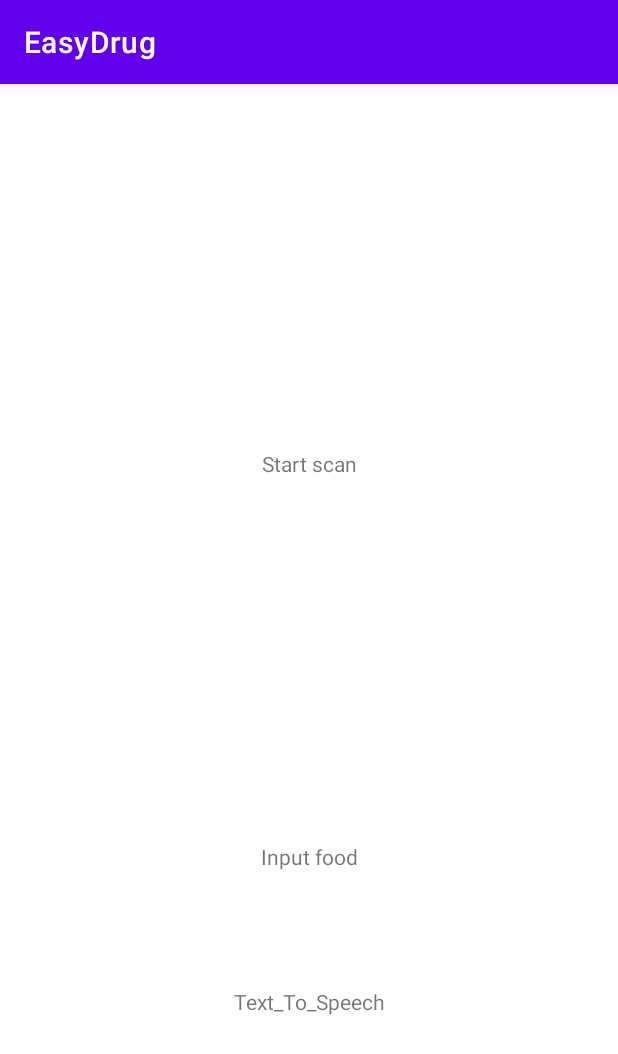
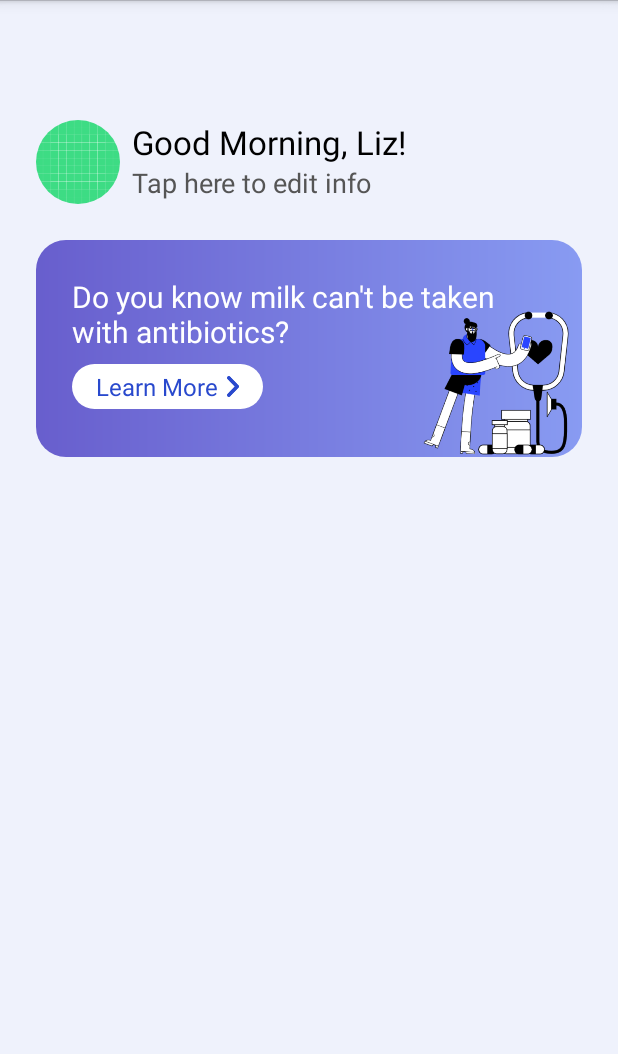
Before and after one commit to Bobkong/Easy-Drug-Android, an Android app: the screen it shows after launch (MainActivity), on a phone screen of 412 x 824 dp. Shown: the top 1054 px of the screen. Run offline under Robolectric (Android 15) with nearby library versions, the phone set to English and light mode, and no system bars; libraries missing offline, so code that uses them is left out: com.microsoft.cognitiveservices.

Commit message:
Main activity development

```diff
--- a/EasyDrug/app/build.gradle
+++ b/EasyDrug/app/build.gradle
@@ -50,4 +50,8 @@ dependencies {
     implementation 'com.github.bingoogolapple.BGAQRCode-Android:zbar:1.3.8'
     // Azure Speech SDK
     implementation 'com.microsoft.cognitiveservices.speech:client-sdk:1.21.0'
+    // glide
+    implementation ("com.github.bumptech.glide:glide:4.11.0") {
+        exclude group: "com.android.support"
+    }
 }
--- a/EasyDrug/app/src/main/AndroidManifest.xml
+++ b/EasyDrug/app/src/main/AndroidManifest.xml
@@ -22,7 +22,9 @@
         android:theme="@style/Theme.EasyDrug">
         <activity
             android:name=".MainActivity"
-            android:exported="true">
+            android:exported="true"
+
+            android:theme="@style/NoActionBar">
             <intent-filter>
                 <action android:name="android.intent.action.MAIN" />
 
--- a/EasyDrug/app/src/main/java/com/example/easydrug/MainActivity.kt
+++ b/EasyDrug/app/src/main/java/com/example/easydrug/MainActivity.kt
@@ -1,11 +1,13 @@
 package com.example.easydrug
 
 import android.Manifest
+import android.app.Activity
 import android.content.Intent
 import android.content.pm.PackageManager
 import android.net.Uri
 import android.os.Bundle
 import android.provider.Settings
+import android.widget.ImageView
 import android.widget.TextView
 import android.widget.Toast
 import androidx.appcompat.app.AppCompatActivity
@@ -13,37 +15,29 @@ import androidx.core.app.ActivityCompat
 import com.microsoft.cognitiveservices.speech.*
 
 
-class MainActivity : AppCompatActivity() {
+class MainActivity : Activity() {
 
     private val TAG = "MainActivity"
-    private var startScan: TextView? = null
-    private var inputFood: TextView? = null
-    private var textToSpeech: TextView? = null
+    private var userAvatar: ImageView? = null
 
     override fun onCreate(savedInstanceState: Bundle?) {
         super.onCreate(savedInstanceState)
         setContentView(R.layout.activity_main)
-        startScan = findViewById<TextView>(R.id.start_scan)
-        inputFood = findViewById<TextView>(R.id.input_food)
-        textToSpeech = findViewById<TextView>(R.id.text_to_speech)
+        userAvatar = findViewById(R.id.user_avatar)
 
-        startScan?.setOnClickListener {
-            if(ActivityCompat.checkSelfPermission(this, Manifest.permission.CAMERA)
-                != PackageManager.PERMISSION_GRANTED){
-                ActivityCompat.requestPermissions(this, arrayOf(Manifest.permission.CAMERA),1);
-            } else {
-                startActivity(Intent(this, ScanDrugActivity::class.java))
-            }
-
-        }
-
-        inputFood?.setOnClickListener {
-            startActivity(Intent(this, SpeechFoodActivity::class.java))
-        }
-
-        textToSpeech?.setOnClickListener {
-            startActivity(Intent(this, TextToSpeechActivity::class.java))
-        }
+//        startScan?.setOnClickListener {
+//            if(ActivityCompat.checkSelfPermission(this, Manifest.permission.CAMERA)
+//                != PackageManager.PERMISSION_GRANTED){
+//                ActivityCompat.requestPermissions(this, arrayOf(Manifest.permission.CAMERA),1);
+//            } else {
+//                startActivity(Intent(this, ScanDrugActivity::class.java))
+//            }
+//
+//        }
+//
+//        inputFood?.setOnClickListener {
+//            startActivity(Intent(this, SpeechFoodActivity::class.java))
+//        }
 
 //        SignService.getInstance().signUp("123", "123").observeOn(AndroidSchedulers.mainThread())
 //            .subscribe {
@@ -69,7 +63,6 @@ class MainActivity : AppCompatActivity() {
 //            .subscribe {
 //                Log.i(TAG, it.string())
 //            }
-
 
     }
 
--- a/EasyDrug/app/src/main/java/com/example/easydrug/ScanDrugActivity.kt
+++ b/EasyDrug/app/src/main/java/com/example/easydrug/ScanDrugActivity.kt
@@ -1,5 +1,6 @@
 package com.example.easydrug
 
+import android.app.Activity
 import android.os.Bundle
 import android.os.Vibrator
 import android.widget.Toast
@@ -9,7 +10,7 @@ import cn.bingoogolapple.qrcode.zbar.ZBarView
 import com.example.easydrug.NetService.Api.DrugLookUpService
 import io.reactivex.android.schedulers.AndroidSchedulers
 
-class ScanDrugActivity: AppCompatActivity(), QRCodeView.Delegate {
+class ScanDrugActivity: Activity(), QRCodeView.Delegate {
 
     private val TAG = "ScanDrugActivity"
     private var mZBarView: ZBarView? = null
--- a/EasyDrug/app/src/main/java/com/example/easydrug/SpeechFoodActivity.java
+++ b/EasyDrug/app/src/main/java/com/example/easydrug/SpeechFoodActivity.java
@@ -6,6 +6,7 @@ import static android.Manifest.permission.RECORD_AUDIO;
 import static com.example.easydrug.Configs.serviceRegion;
 import static com.example.easydrug.Configs.speechSubscriptionKey;
 
+import android.app.Activity;
 import android.os.Bundle;
 import android.util.Log;
 import android.view.View;
@@ -18,7 +19,7 @@ import androidx.core.app.ActivityCompat;
 import com.microsoft.cognitiveservices.speech.SpeechConfig;
 import com.microsoft.cognitiveservices.speech.SpeechRecognizer;
 
-public class SpeechFoodActivity extends AppCompatActivity {
+public class SpeechFoodActivity extends Activity {
 
     private static String TAG = "SpeechFoodActivity";
     SpeechConfig config;
--- /dev/null
+++ b/EasyDrug/app/src/main/java/com/example/easydrug/Widget/RoundRectImageView.java
@@ -0,0 +1,119 @@
+package com.example.easydrug.Widget;
+
+import android.annotation.SuppressLint;
+import android.content.Context;
+import android.content.res.TypedArray;
+import android.graphics.Bitmap;
+import android.graphics.BitmapShader;
+import android.graphics.Canvas;
+import android.graphics.Color;
+import android.graphics.Matrix;
+import android.graphics.Paint;
+import android.graphics.PixelFormat;
+import android.graphics.Rect;
+import android.graphics.RectF;
+import android.graphics.Shader;
+import android.graphics.drawable.Drawable;
+import android.util.AttributeSet;
+import android.widget.ImageView;
+
+import com.example.easydrug.R;
+
+@SuppressLint("AppCompatCustomView")
+public class RoundRectImageView extends ImageView {
+
+    private Paint paint;
+    int radius = 0;
+
+    public RoundRectImageView(Context context) {
+        this(context,null);
+    }
+
+    public RoundRectImageView(Context context, AttributeSet attrs) {
+        this(context, attrs,0);
+    }
+
+    public RoundRectImageView(Context context, AttributeSet attrs, int defStyle) {
+        super(context, attrs, defStyle);
+        paint  = new Paint();
+        TypedArray ta = context.obtainStyledAttributes(attrs, R.styleable.RoundRectImageView);
+        radius = ta.getDimensionPixelSize(R.styleable.RoundRectImageView_radius, 50);
+    }
+
+    /**
+     * 绘制圆角矩形图片
+     * @author caizhiming
+     */
+    @Override
+    protected void onDraw(Canvas canvas) {
+        Drawable drawable = getDrawable();
+        if (null != drawable) {
+            Bitmap bitmap = getBitmapFromDrawable(drawable);
+//            Bitmap bitmap = ((BitmapDrawable) drawable).getBitmap();
+            Bitmap b = getRoundBitmapByShader(bitmap,getWidth(),getHeight(), radius,0);
+            final Rect rectSrc = new Rect(0, 0, b.getWidth(), b.getHeight());
+            final Rect rectDest = new Rect(0,0,getWidth(),getHeight());
+            paint.reset();
+            canvas.drawBitmap(b, rectSrc, rectDest, paint);
+
+        } else {
+            super.onDraw(canvas);
+        }
+    }
+
+    /**
+     * 把资源图片转换成Bitmap
+     * @param drawable
+     * 资源图片
+     * @return 位图
+     */
+    public static Bitmap getBitmapFromDrawable(Drawable drawable) {
+        int width = drawable.getIntrinsicWidth();
+        int height = drawable.getIntrinsicHeight();
+        Bitmap bitmap = Bitmap.createBitmap(width, height, drawable
+                .getOpacity() != PixelFormat.OPAQUE ? Bitmap.Config.ARGB_8888
+                : Bitmap.Config.RGB_565);
+        Canvas canvas = new Canvas(bitmap);
+        //drawable.setBounds(-4, -4, width + 4, height + 4);
+        drawable.draw(canvas);
+        return bitmap;
+    }
+
+    public static Bitmap getRoundBitmapByShader(Bitmap bitmap, int outWidth, int outHeight, int radius, int boarder) {
+        if (bitmap == null) {
+            return null;
+        }
+        int width = bitmap.getWidth();
+        int height = bitmap.getHeight();
+        float widthScale = outWidth * 1f / width;
+        float heightScale = outHeight * 1f / height;
+
+        Matrix matrix = new Matrix();
+        matrix.setScale(widthScale, heightScale);
+        //创建输出的bitmap
+        Bitmap desBitmap = Bitmap.createBitmap(outWidth, outHeight, Bitmap.Config.ARGB_8888);
+        //创建canvas并传入desBitmap，这样绘制的内容都会在desBitmap上
+        Canvas canvas = new Canvas(desBitmap);
+        Paint paint = new Paint(Paint.ANTI_ALIAS_FLAG);
+        //创建着色器
+        BitmapShader bitmapShader = new BitmapShader(bitmap, Shader.TileMode.CLAMP, Shader.TileMode.CLAMP);
+        //给着色器配置matrix
+        bitmapShader.setLocalMatrix(matrix);
+        paint.setShader(bitmapShader);
+        //创建矩形区域并且预留出border
+        RectF rect = new RectF(boarder, boarder, outWidth - boarder, outHeight - boarder);
+        //把传入的bitmap绘制到圆角矩形区域内
+        canvas.drawRoundRect(rect, radius, radius, paint);
+
+//        if (boarder > 0) {
+//            //绘制boarder
+//            Paint boarderPaint = new Paint(Paint.ANTI_ALIAS_FLAG);
+//            boarderPaint.setColor(Color.GREEN);
+//            boarderPaint.setStyle(Paint.Style.STROKE);
+//            boarderPaint.setStrokeWidth(boarder);
+//            canvas.drawRoundRect(rect, radius, radius, boarderPaint);
+//        }
+        return desBitmap;
+    }
+
+}
--- /dev/null
+++ b/EasyDrug/app/src/main/res/drawable/home_learn_bg.xml
@@ -0,0 +1,10 @@
+<?xml version="1.0" encoding="utf-8"?>
+<shape xmlns:android="http://schemas.android.com/apk/res/android" android:shape="rectangle" >
+    <gradient
+        android:startColor="#685ECD"
+        android:endColor="#889BF2"
+        android:angle="0"/>
+    <corners android:radius="20dp"/>
+
+
+</shape>
--- /dev/null
+++ b/EasyDrug/app/src/main/res/drawable/home_learn_button_bg.xml
@@ -0,0 +1,7 @@
+<?xml version="1.0" encoding="utf-8"?>
+<shape xmlns:android="http://schemas.android.com/apk/res/android" android:shape="rectangle" >
+    <solid android:color="@color/white"/>
+    <corners android:radius="20dp"/>
+
+
+</shape>
--- a/EasyDrug/app/src/main/res/layout/activity_main.xml
+++ b/EasyDrug/app/src/main/res/layout/activity_main.xml
@@ -4,37 +4,122 @@
     xmlns:tools="http://schemas.android.com/tools"
     android:layout_width="match_parent"
     android:layout_height="match_parent"
+    android:paddingLeft="24dp"
+    android:paddingRight="24dp"
+    android:background="@color/bg_color"
     tools:context=".MainActivity">
 
+    <androidx.constraintlayout.widget.ConstraintLayout
+        android:id="@+id/user_cl"
+        android:layout_width="match_parent"
+        android:layout_height="wrap_content"
+        app:layout_constraintTop_toTopOf="parent"
+        app:layout_constraintLeft_toLeftOf="parent"
+        app:layout_constraintRight_toRightOf="parent"
+        android:layout_marginTop="80dp">
+
+        <com.example.easydrug.Widget.RoundRectImageView
+            android:id="@+id/user_avatar"
+            app:radius="28dp"
+            android:layout_width="56dp"
+            android:layout_height="56dp"
+            app:layout_constraintLeft_toLeftOf="parent"
+            app:layout_constraintTop_toTopOf="parent"
+            app:layout_constraintBottom_toBottomOf="parent"
+            android:src="@drawable/ic_launcher_background"/>
+
         <TextView
-        android:id="@+id/start_scan"
+            android:id="@+id/hello_text"
             android:layout_width="wrap_content"
             android:layout_height="wrap_content"
-        android:text="Start scan"
-        app:layout_constraintBottom_toTopOf="@+id/input_food"
+            android:singleLine="true"
+            android:maxLines="1"
+            android:ellipsize="end"
+            android:textSize="22sp"
+            android:textStyle=""
+            android:textColor="@color/black"
+            android:text="Good Morning, Liz!"
+            android:layout_marginLeft="8dp"
+            app:layout_constraintLeft_toRightOf="@+id/user_avatar"
+            app:layout_constraintBottom_toTopOf="@+id/edit_info"/>
+
+        <TextView
+            android:id="@+id/edit_info"
+            android:layout_width="wrap_content"
+            android:layout_height="wrap_content"
+            android:singleLine="true"
+            android:ellipsize="end"
+            android:textSize="18sp"
+            android:textColor="@color/grey"
+            android:text="@string/tap_here_to_edit_info"
+            android:layout_marginLeft="8dp"
+            app:layout_constraintLeft_toRightOf="@+id/user_avatar"
+            app:layout_constraintTop_toBottomOf="@+id/hello_text"/>
+    </androidx.constraintlayout.widget.ConstraintLayout>
+
+    <androidx.constraintlayout.widget.ConstraintLayout
+        android:id="@+id/learn_cl"
+        android:layout_width="match_parent"
+        android:layout_height="wrap_content"
+        app:layout_constraintTop_toBottomOf="@+id/user_cl"
         app:layout_constraintLeft_toLeftOf="parent"
         app:layout_constraintRight_toRightOf="parent"
-        app:layout_constraintTop_toTopOf="parent" />
+        android:background="@drawable/home_learn_bg"
+        android:layout_marginTop="24dp">
 
         <TextView
-        android:id="@+id/input_food"
+            android:id="@+id/learn_title"
+            android:layout_width="match_parent"
+            android:layout_height="wrap_content"
+            android:layout_marginLeft="24dp"
+            android:layout_marginRight="24dp"
+            android:layout_marginTop="24dp"
+            android:layout_marginBottom="8dp"
+            android:textColor="@color/white"
+            android:textSize="20sp"
+            android:text="@string/home_learn_title"
+            app:layout_constraintTop_toTopOf="parent"/>
+
+        <LinearLayout
             android:layout_width="wrap_content"
             android:layout_height="wrap_content"
-        android:text="Input food"
+            app:layout_constraintTop_toBottomOf="@+id/learn_title"
+            app:layout_constraintLeft_toLeftOf="parent"
             app:layout_constraintBottom_toBottomOf="parent"
-        app:layout_constraintLeft_toLeftOf="parent"
-        app:layout_constraintRight_toRightOf="parent"
-        app:layout_constraintTop_toBottomOf="@+id/start_scan" />
+            android:layout_marginLeft="24dp"
+            android:orientation="horizontal"
+            android:paddingLeft="16dp"
+            android:paddingRight="16dp"
+            android:paddingTop="4dp"
+            android:paddingBottom="4dp"
+            android:layout_marginTop="8dp"
+            android:layout_marginBottom="32dp"
+            android:background="@drawable/home_learn_button_bg">
 
             <TextView
-        android:id="@+id/text_to_speech"
                 android:layout_width="wrap_content"
                 android:layout_height="wrap_content"
-        android:text="Text_To_Speech"
+                android:text="Learn More"
+                android:textSize="16sp"
+                android:textColor="@color/theme_color" />
+
+            <ImageView
+                android:layout_width="8dp"
+                android:layout_height="14dp"
+                android:layout_gravity="center_vertical"
+                android:src="@drawable/right_arrow"
+                android:layout_marginLeft="6dp"/>
+
+        </LinearLayout>
+
+        <ImageView
+            android:layout_width="120dp"
+            android:layout_height="104dp"
+            app:layout_constraintRight_toRightOf="parent"
             app:layout_constraintBottom_toBottomOf="parent"
-        app:layout_constraintLeft_toLeftOf="parent"
-        app:layout_constraintRight_toRightOf="parent"
-        app:layout_constraintTop_toBottomOf="@+id/start_scan"
-        app:layout_constraintVertical_bias="0.699" />
+            android:layout_marginRight="8dp"
+            android:src="@drawable/learn_illustration"/>
 
     </androidx.constraintlayout.widget.ConstraintLayout>
+
+</androidx.constraintlayout.widget.ConstraintLayout>
--- a/EasyDrug/app/src/main/res/values/colors.xml
+++ b/EasyDrug/app/src/main/res/values/colors.xml
@@ -7,4 +7,7 @@
     <color name="teal_700">#FF018786</color>
     <color name="black">#FF000000</color>
     <color name="white">#FFFFFFFF</color>
+    <color name="grey">#555555</color>
+    <color name="bg_color">#EFF2FC</color>
+    <color name="theme_color">#2949CD</color>
 </resources>
--- a/EasyDrug/app/src/main/res/values/strings.xml
+++ b/EasyDrug/app/src/main/res/values/strings.xml
@@ -1,3 +1,5 @@
 <resources>
     <string name="app_name">EasyDrug</string>
+    <string name="home_learn_title">Do you know milk can\'t be taken with antibiotics?</string>
+    <string name="tap_here_to_edit_info">Tap here to edit info</string>
 </resources>
--- a/EasyDrug/app/src/main/res/values/styles.xml
+++ b/EasyDrug/app/src/main/res/values/styles.xml
@@ -4,4 +4,19 @@
         <item name="android:layout_width">match_parent</item>
         <item name="android:layout_height">match_parent</item>
     </style>
+
+    <declare-styleable name="RoundRectImageView">
+        <attr name="radius" format="dimension"/>
+    </declare-styleable>
+
+
+    <style name = "AppTheme" parent = "android:Theme.Holo.Light.DarkActionBar">
+        <!-- Customize your theme here. -->
+    </style>
+
+    <style name = "NoActionBar" parent = "@style/AppTheme">
+        <item name = "android:windowActionBar">false</item>
+        <item name = "android:windowNoTitle">true</item>
+    </style>
+
 </resources>
```
Also changed, not shown: EasyDrug/app/src/main/res/drawable/learn_illustration.png (added), EasyDrug/app/src/main/res/drawable/right_arrow.png (added). Lines whose indentation alone changed are shown as unchanged.
